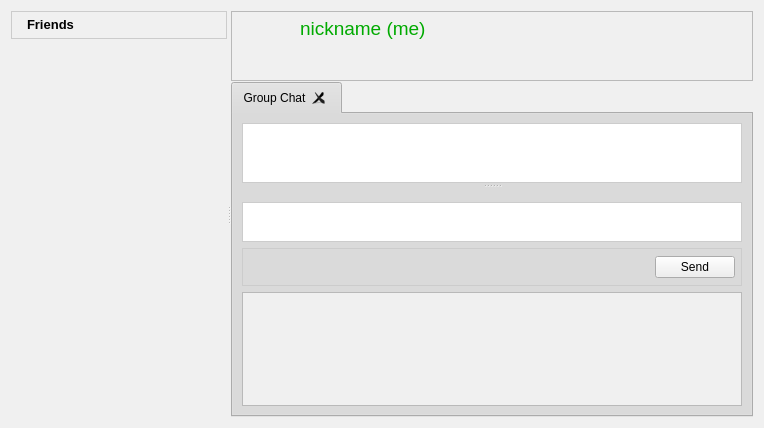
Old version of the form retroshare-gui/src/gui/FriendsDialog.ui in the repository RetroShare/RetroShare.
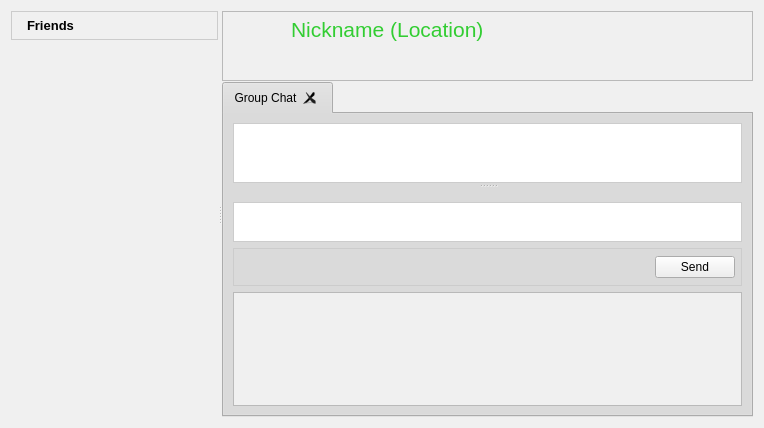
New version of the form. Icons and pictures are not drawn. Custom widgets are drawn as their Qt base class.

Commit message: Removed some unnecessary style sheets.

What changed in the file:
```diff
--- a/retroshare-gui/src/gui/FriendsDialog.ui
+++ b/retroshare-gui/src/gui/FriendsDialog.ui
@@ -538,63 +538,17 @@
                <font>
                 <family>Arial</family>
                 <pointsize>10</pointsize>
+                <weight>75</weight>
+                <bold>true</bold>
                </font>
               </property>
               <property name="text">
-               <string>&lt;!DOCTYPE HTML PUBLIC &quot;-//W3C//DTD HTML 4.0//EN&quot; &quot;http://www.w3.org/TR/REC-html40/strict.dtd&quot;&gt;
-&lt;html&gt;&lt;head&gt;&lt;meta name=&quot;qrichtext&quot; content=&quot;1&quot; /&gt;&lt;style type=&quot;text/css&quot;&gt;
-p, li { white-space: pre-wrap; }
-&lt;/style&gt;&lt;/head&gt;&lt;body style=&quot; font-family:'Arial'; font-size:10pt; font-weight:400; font-style:normal;&quot;&gt;
-&lt;p style=&quot; margin-top:0px; margin-bottom:0px; margin-left:0px; margin-right:0px; -qt-block-indent:0; text-indent:0px;&quot;&gt;&lt;span style=&quot; font-weight:600;&quot;&gt;Friends&lt;/span&gt;&lt;/p&gt;&lt;/body&gt;&lt;/html&gt;</string>
+               <string>Friends</string>
               </property>
              </widget>
             </item>
            </layout>
           </item>
-          <item row="0" column="4">
-           <widget class="QPushButton" name="menupushButton">
-            <property name="focusPolicy">
-             <enum>Qt::NoFocus</enum>
-            </property>
-            <property name="toolTip">
-             <string>Add</string>
-            </property>
-            <property name="styleSheet">
-             <string notr="true">QPushButton::menu-indicator {
-     subcontrol-origin: padding;
-     subcontrol-position: bottom right;
- }
-
- QPushButton::menu-indicator:pressed, QPushButton::menu-indicator:open {
-     position: relative;
-     top: 2px; left: 2px; /* shift the arrow by 2 px */
- }
-
- QPushButton:hover {
-	border: 1px solid #CCCCCC;
- }</string>
-            </property>
-            <property name="text">
-             <string/>
-            </property>
-            <property name="icon">
-             <iconset resource="images.qrc">
-              <normaloff>:/images/edit_add24.png</normaloff>:/images/edit_add24.png</iconset>
-            </property>
-            <property name="iconSize">
-             <size>
-              <width>16</width>
-              <height>16</height>
-             </size>
-            </property>
-            <property name="default">
-             <bool>false</bool>
-            </property>
-            <property name="flat">
-             <bool>true</bool>
-            </property>
-           </widget>
-          </item>
           <item row="0" column="2">
            <spacer>
             <property name="orientation">
@@ -608,29 +562,49 @@
             </property>
            </spacer>
           </item>
+          <item row="0" column="4">
+           <widget class="QToolButton" name="menutoolButton">
+            <property name="focusPolicy">
+             <enum>Qt::NoFocus</enum>
+            </property>
+            <property name="toolTip">
+             <string>Add</string>
+            </property>
+            <property name="text">
+             <string/>
+            </property>
+            <property name="icon">
+             <iconset resource="images.qrc">
+              <normaloff>:/images/edit_add24.png</normaloff>:/images/edit_add24.png</iconset>
+            </property>
+            <property name="iconSize">
+             <size>
+              <width>24</width>
+              <height>16</height>
+             </size>
+            </property>
+            <property name="popupMode">
+             <enum>QToolButton::InstantPopup</enum>
+            </property>
+            <property name="autoRaise">
+             <bool>true</bool>
+            </property>
+           </widget>
+          </item>
           <item row="0" column="3">
-           <widget class="QPushButton" name="displayButton">
+           <widget class="QToolButton" name="displayButton">
+            <property name="sizePolicy">
+             <sizepolicy hsizetype="Fixed" vsizetype="Fixed">
+              <horstretch>30</horstretch>
+              <verstretch>0</verstretch>
+             </sizepolicy>
+            </property>
             <property name="focusPolicy">
              <enum>Qt::NoFocus</enum>
             </property>
             <property name="toolTip">
              <string>Display</string>
             </property>
-            <property name="styleSheet">
-             <string notr="true">QPushButton::menu-indicator {
-     subcontrol-origin: padding;
-     subcontrol-position: bottom right;
- }
-
- QPushButton::menu-indicator:pressed, QPushButton::menu-indicator:open {
-     position: relative;
-     top: 2px; left: 2px; /* shift the arrow by 2 px */
- }
-
- QPushButton:hover {
-	border: 1px solid #CCCCCC;
- }</string>
-            </property>
             <property name="icon">
              <iconset resource="images.qrc">
               <normaloff>:/images/looknfeel.png</normaloff>:/images/looknfeel.png</iconset>
@@ -641,10 +615,10 @@
               <height>16</height>
              </size>
             </property>
-            <property name="checkable">
-             <bool>true</bool>
+            <property name="popupMode">
+             <enum>QToolButton::InstantPopup</enum>
             </property>
-            <property name="flat">
+            <property name="autoRaise">
              <bool>true</bool>
             </property>
            </widget>
@@ -715,7 +689,7 @@
            <number>1</number>
           </property>
           <item row="0" column="0" rowspan="2">
-           <widget class="AvatarWidget" name="avatar" native="true">
+           <widget class="AvatarWidget" name="avatar">
             <property name="minimumSize">
              <size>
               <width>61</width>
@@ -744,15 +718,50 @@
               <height>42</height>
              </size>
             </property>
-            <property name="styleSheet">
-             <string notr="true"/>
+            <property name="palette">
+             <palette>
+              <active>
+               <colorrole role="WindowText">
+                <brush brushstyle="SolidPattern">
+                 <color alpha="255">
+                  <red>50</red>
+                  <green>205</green>
+                  <blue>50</blue>
+                 </color>
+                </brush>
+               </colorrole>
+              </active>
+              <inactive>
+               <colorrole role="WindowText">
+                <brush brushstyle="SolidPattern">
+                 <color alpha="255">
+                  <red>50</red>
+                  <green>205</green>
+                  <blue>50</blue>
+                 </color>
+                </brush>
+               </colorrole>
+              </inactive>
+              <disabled>
+               <colorrole role="WindowText">
+                <brush brushstyle="SolidPattern">
+                 <color alpha="255">
+                  <red>118</red>
+                  <green>116</green>
+                  <blue>108</blue>
+                 </color>
+                </brush>
+               </colorrole>
+              </disabled>
+             </palette>
+            </property>
+            <property name="font">
+             <font>
+              <pointsize>16</pointsize>
+             </font>
             </property>
             <property name="text">
-             <string notr="true">&lt;!DOCTYPE HTML PUBLIC &quot;-//W3C//DTD HTML 4.0//EN&quot; &quot;http://www.w3.org/TR/REC-html40/strict.dtd&quot;&gt;
-&lt;html&gt;&lt;head&gt;&lt;meta name=&quot;qrichtext&quot; content=&quot;1&quot; /&gt;&lt;style type=&quot;text/css&quot;&gt;
-p, li { white-space: pre-wrap; }
-&lt;/style&gt;&lt;/head&gt;&lt;body style=&quot; font-family:'DejaVu Sans'; font-size:9pt; font-weight:400; font-style:normal;&quot;&gt;
-&lt;p style=&quot; margin-top:0px; margin-bottom:0px; margin-left:0px; margin-right:0px; -qt-block-indent:0; text-indent:0px;&quot;&gt;&lt;span style=&quot; font-size:14pt; color:#00aa00;&quot;&gt;nickname (me)&lt;/span&gt;&lt;/p&gt;&lt;/body&gt;&lt;/html&gt;</string>
+             <string notr="true">Nickname (Location)</string>
             </property>
            </widget>
           </item>
@@ -769,30 +778,6 @@
             </property>
            </spacer>
           </item>
-          <item row="1" column="1">
-           <widget class="QPushButton" name="mypersonalstatuslabel">
-            <property name="sizePolicy">
-             <sizepolicy hsizetype="Minimum" vsizetype="Preferred">
-              <horstretch>0</horstretch>
-              <verstretch>0</verstretch>
-             </sizepolicy>
-            </property>
-            <property name="toolTip">
-             <string>Edit Personal message</string>
-            </property>
-            <property name="styleSheet">
-             <string notr="true"> QPushButton:hover {
-	border: 1px solid #CCCCCC;
- }</string>
-            </property>
-            <property name="text">
-             <string/>
-            </property>
-            <property name="flat">
-             <bool>true</bool>
-            </property>
-           </widget>
-          </item>
           <item row="1" column="2" colspan="2">
            <spacer name="horizontalSpacer_2">
             <property name="orientation">
@@ -806,6 +791,25 @@
             </property>
            </spacer>
           </item>
+          <item row="1" column="1">
+           <widget class="QToolButton" name="mypersonalstatuslabel">
+            <property name="sizePolicy">
+             <sizepolicy hsizetype="Minimum" vsizetype="Preferred">
+              <horstretch>0</horstretch>
+              <verstretch>0</verstretch>
+             </sizepolicy>
+            </property>
+            <property name="toolTip">
+             <string>Edit Personal message</string>
+            </property>
+            <property name="text">
+             <string/>
+            </property>
+            <property name="autoRaise">
+             <bool>true</bool>
+            </property>
+           </widget>
+          </item>
          </layout>
         </widget>
        </item>
@@ -1424,6 +1428,11 @@
   </action>
  </widget>
  <customwidgets>
+  <customwidget>
+   <class>LinkTextBrowser</class>
+   <extends>QTextBrowser</extends>
+   <header>gui/common/LinkTextBrowser.h</header>
+  </customwidget>
   <customwidget>
    <class>ChatTabWidget</class>
    <extends>QTabWidget</extends>
@@ -1448,11 +1457,6 @@
    <header>gui/common/FriendList.h</header>
    <container>1</container>
   </customwidget>
-  <customwidget>
-   <class>LinkTextBrowser</class>
-   <extends>QTextBrowser</extends>
-   <header>gui/common/LinkTextBrowser.h</header>
-  </customwidget>
  </customwidgets>
  <resources>
   <include location="images.qrc"/>
```
The commit also changes 14 other files.
